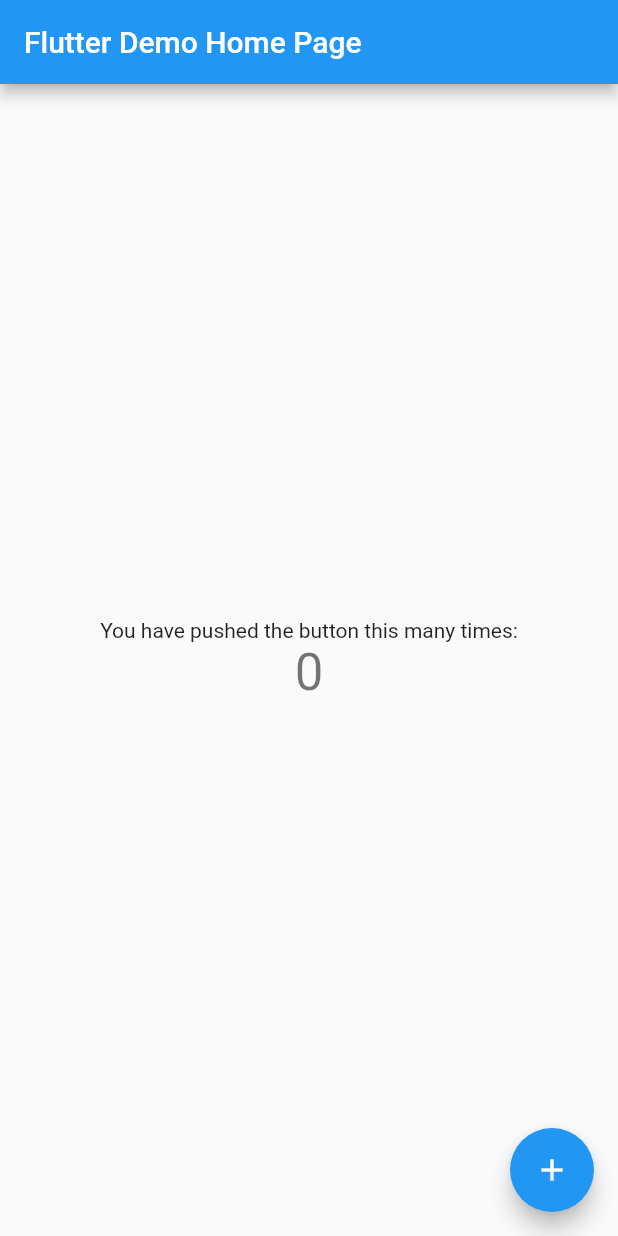
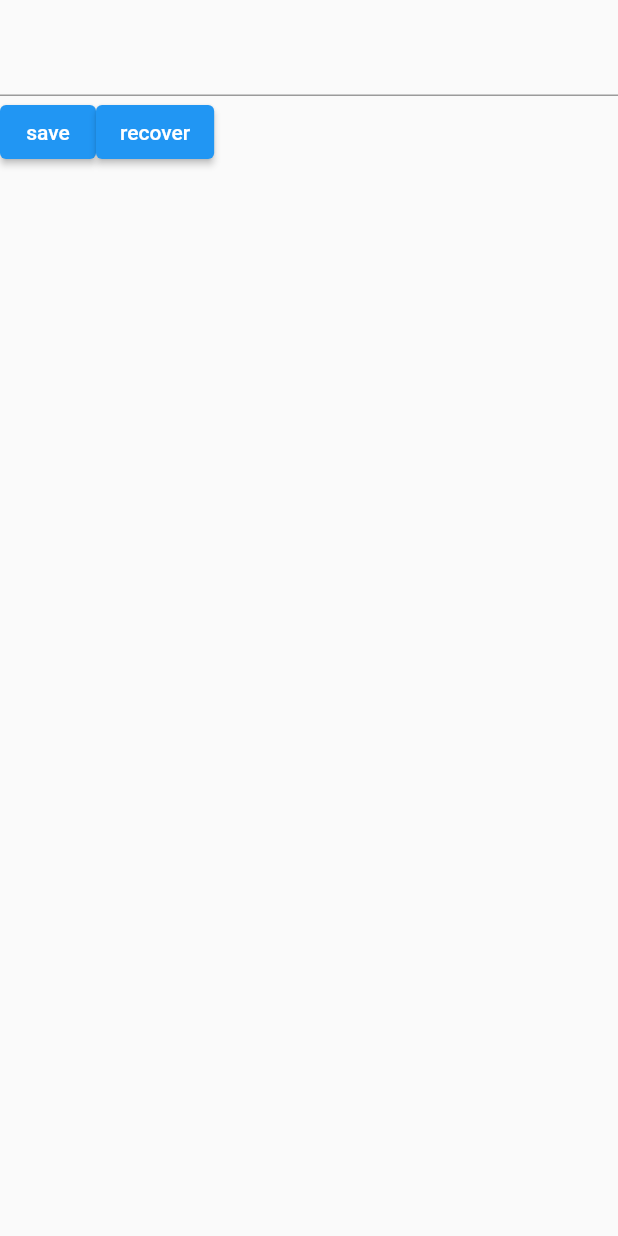
Before and after one commit to RenanMouraDaSilvaBarros/flutter-jamilton-damasceno, a Flutter app: the screen it shows after launch, on a phone screen of 412 x 824 dp. Run offline on Flutter 3.47's test engine with Material 2 defaults, Android fonts, the phone set to English and light mode, and no system bars.

Commit message:
save recovery

```diff
--- /dev/null
+++ b/shared_data_manipulation/lib/HomeScreen.dart
@@ -0,0 +1,37 @@
+import 'package:flutter/material.dart';
+
+class HomeScreen extends StatefulWidget {
+  @override
+  _HomeScreenState createState() => _HomeScreenState();
+}
+
+class _HomeScreenState extends State<HomeScreen> {
+
+  _save(){
+
+  }
+
+  _recover(){
+
+  }
+
+  @override
+  Widget build(BuildContext context) {
+    return SafeArea(
+      child: Scaffold(
+        body: Column(
+          children: [
+            Text(""),
+            TextField(),
+            Row(
+              children: [
+                ElevatedButton(onPressed: () {}, child: Text("save")),
+                ElevatedButton(onPressed: () {}, child: Text("recover"))
+              ],
+            )
+          ],
+        ),
+      ),
+    );
+  }
+}
--- a/shared_data_manipulation/lib/main.dart
+++ b/shared_data_manipulation/lib/main.dart
@@ -1,4 +1,5 @@
 import 'package:flutter/material.dart';
+import 'package:shared_data_manipulation/HomeScreen.dart';
 
 void main() {
   runApp(MyApp());
@@ -11,103 +12,9 @@
     return MaterialApp(
       title: 'Flutter Demo',
       theme: ThemeData(
-        // This is the theme of your application.
-        //
-        // Try running your application with "flutter run". You'll see the
-        // application has a blue toolbar. Then, without quitting the app, try
-        // changing the primarySwatch below to Colors.green and then invoke
-        // "hot reload" (press "r" in the console where you ran "flutter run",
-        // or simply save your changes to "hot reload" in a Flutter IDE).
-        // Notice that the counter didn't reset back to zero; the application
-        // is not restarted.
         primarySwatch: Colors.blue,
       ),
-      home: MyHomePage(title: 'Flutter Demo Home Page'),
+      home: HomeScreen(),
     );
   }
 }
-
-class MyHomePage extends StatefulWidget {
-  MyHomePage({Key key, this.title}) : super(key: key);
-
-  // This widget is the home page of your application. It is stateful, meaning
-  // that it has a State object (defined below) that contains fields that affect
-  // how it looks.
-
-  // This class is the configuration for the state. It holds the values (in this
-  // case the title) provided by the parent (in this case the App widget) and
-  // used by the build method of the State. Fields in a Widget subclass are
-  // always marked "final".
-
-  final String title;
-
-  @override
-  _MyHomePageState createState() => _MyHomePageState();
-}
-
-class _MyHomePageState extends State<MyHomePage> {
-  int _counter = 0;
-
-  void _incrementCounter() {
-    setState(() {
-      // This call to setState tells the Flutter framework that something has
-      // changed in this State, which causes it to rerun the build method below
-      // so that the display can reflect the updated values. If we changed
-      // _counter without calling setState(), then the build method would not be
-      // called again, and so nothing would appear to happen.
-      _counter++;
-    });
-  }
-
-  @override
-  Widget build(BuildContext context) {
-    // This method is rerun every time setState is called, for instance as done
-    // by the _incrementCounter method above.
-    //
-    // The Flutter framework has been optimized to make rerunning build methods
-    // fast, so that you can just rebuild anything that needs updating rather
-    // than having to individually change instances of widgets.
-    return Scaffold(
-      appBar: AppBar(
-        // Here we take the value from the MyHomePage object that was created by
-        // the App.build method, and use it to set our appbar title.
-        title: Text(widget.title),
-      ),
-      body: Center(
-        // Center is a layout widget. It takes a single child and positions it
-        // in the middle of the parent.
-        child: Column(
-          // Column is also a layout widget. It takes a list of children and
-          // arranges them vertically. By default, it sizes itself to fit its
-          // children horizontally, and tries to be as tall as its parent.
-          //
-          // Invoke "debug painting" (press "p" in the console, choose the
-          // "Toggle Debug Paint" action from the Flutter Inspector in Android
-          // Studio, or the "Toggle Debug Paint" command in Visual Studio Code)
-          // to see the wireframe for each widget.
-          //
-          // Column has various properties to control how it sizes itself and
-          // how it positions its children. Here we use mainAxisAlignment to
-          // center the children vertically; the main axis here is the vertical
-          // axis because Columns are vertical (the cross axis would be
-          // horizontal).
-          mainAxisAlignment: MainAxisAlignment.center,
-          children: <Widget>[
-            Text(
-              'You have pushed the button this many times:',
-            ),
-            Text(
-              '$_counter',
-              style: Theme.of(context).textTheme.headline4,
-            ),
-          ],
-        ),
-      ),
-      floatingActionButton: FloatingActionButton(
-        onPressed: _incrementCounter,
-        tooltip: 'Increment',
-        child: Icon(Icons.add),
-      ), // This trailing comma makes auto-formatting nicer for build methods.
-    );
-  }
-}
```
Also changed, not shown: shared_data_manipulation/pubspec.lock.
